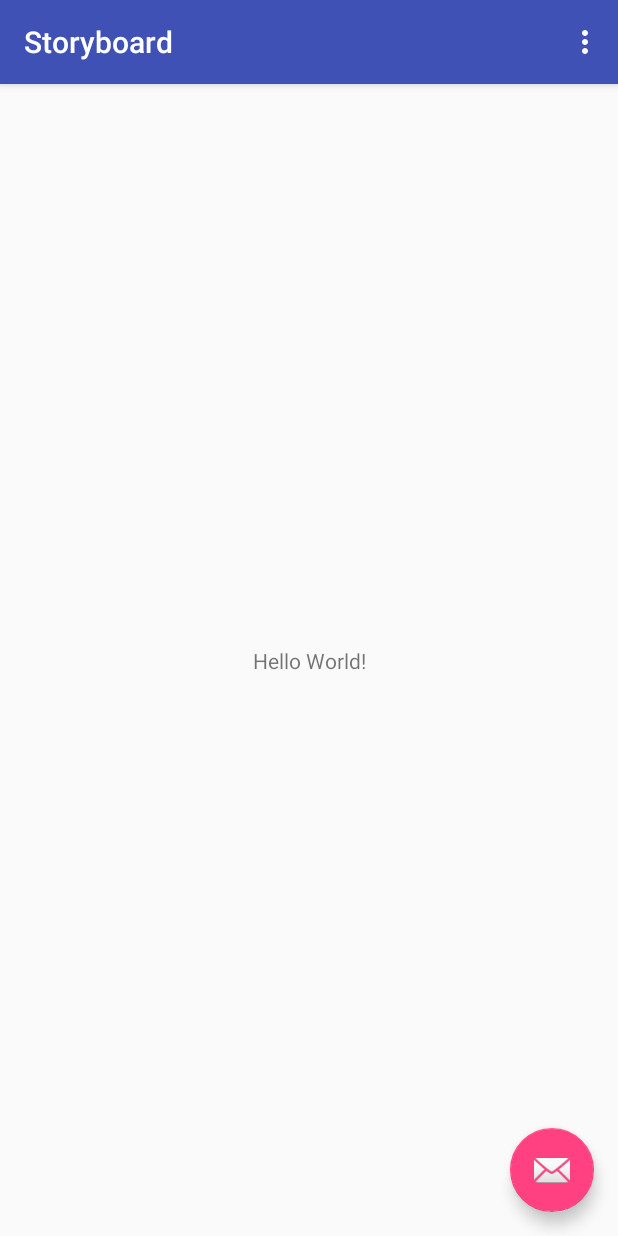
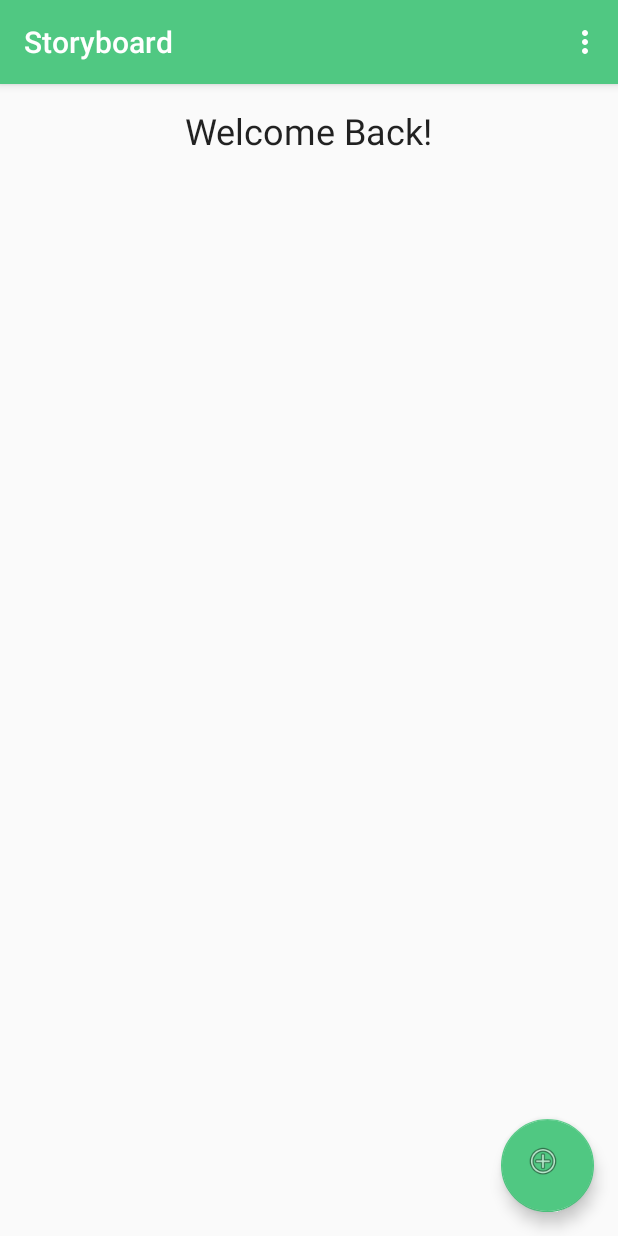
Before and after one commit to andihop/Storyboard, an Android app: the screen it shows after launch (MainActivity), on a phone screen of 412 x 824 dp. Run offline under Robolectric (Android 15) with nearby library versions, the phone set to English and light mode, and no system bars.

Commit message:
editted colors; added button

```diff
--- /dev/null
+++ b/app/src/main/res/drawable/plus_sign.xml
@@ -0,0 +1,4 @@
+<?xml version="1.0" encoding="utf-8"?>
+<selector xmlns:android="http://schemas.android.com/apk/res/android">
+
+</selector>
--- a/app/src/main/res/layout/activity_main.xml
+++ b/app/src/main/res/layout/activity_main.xml
@@ -15,7 +15,7 @@
             android:id="@+id/toolbar"
             android:layout_width="match_parent"
             android:layout_height="?attr/actionBarSize"
-            android:background="?attr/colorPrimary"
+            android:background="@color/colorPrimary"
             app:popupTheme="@style/AppTheme.PopupOverlay" />
 
     </android.support.design.widget.AppBarLayout>
@@ -24,10 +24,10 @@
 
     <android.support.design.widget.FloatingActionButton
         android:id="@+id/fab"
-        android:layout_width="wrap_content"
-        android:layout_height="wrap_content"
+        android:layout_width="66dp"
+        android:layout_height="62dp"
         android:layout_gravity="bottom|end"
         android:layout_margin="@dimen/fab_margin"
-        app:srcCompat="@android:drawable/ic_dialog_email" />
+        app:srcCompat="@android:drawable/ic_menu_add" />
 
 </android.support.design.widget.CoordinatorLayout>
--- a/app/src/main/res/layout/content_main.xml
+++ b/app/src/main/res/layout/content_main.xml
@@ -11,10 +11,15 @@
     <TextView
         android:layout_width="wrap_content"
         android:layout_height="wrap_content"
-        android:text="Hello World!"
+        android:fontFamily="sans-serif"
+        android:text="Welcome Back!"
+        android:textAppearance="@style/TextAppearance.AppCompat.Headline"
+        android:textSize="24sp"
+        android:typeface="normal"
         app:layout_constraintBottom_toBottomOf="parent"
         app:layout_constraintLeft_toLeftOf="parent"
         app:layout_constraintRight_toRightOf="parent"
-        app:layout_constraintTop_toTopOf="parent" />
+        app:layout_constraintTop_toTopOf="parent"
+        app:layout_constraintVertical_bias="0.01999998" />
 
 </android.support.constraint.ConstraintLayout>
--- a/app/src/main/res/values/colors.xml
+++ b/app/src/main/res/values/colors.xml
@@ -1,6 +1,6 @@
 <?xml version="1.0" encoding="utf-8"?>
 <resources>
-    <color name="colorPrimary">#3F51B5</color>
-    <color name="colorPrimaryDark">#303F9F</color>
-    <color name="colorAccent">#FF4081</color>
+    <color name="colorPrimary">#50c882</color>
+    <color name="colorPrimaryDark">#38905c</color>
+    <color name="colorAccent">#50c882</color>
 </resources>
```
